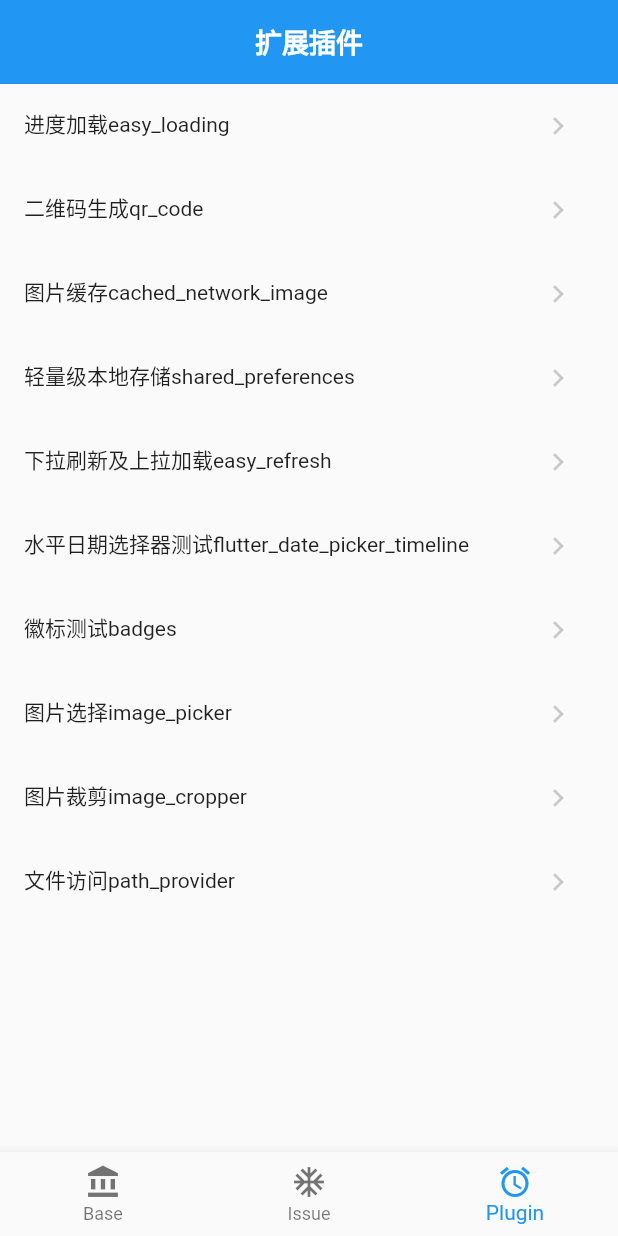
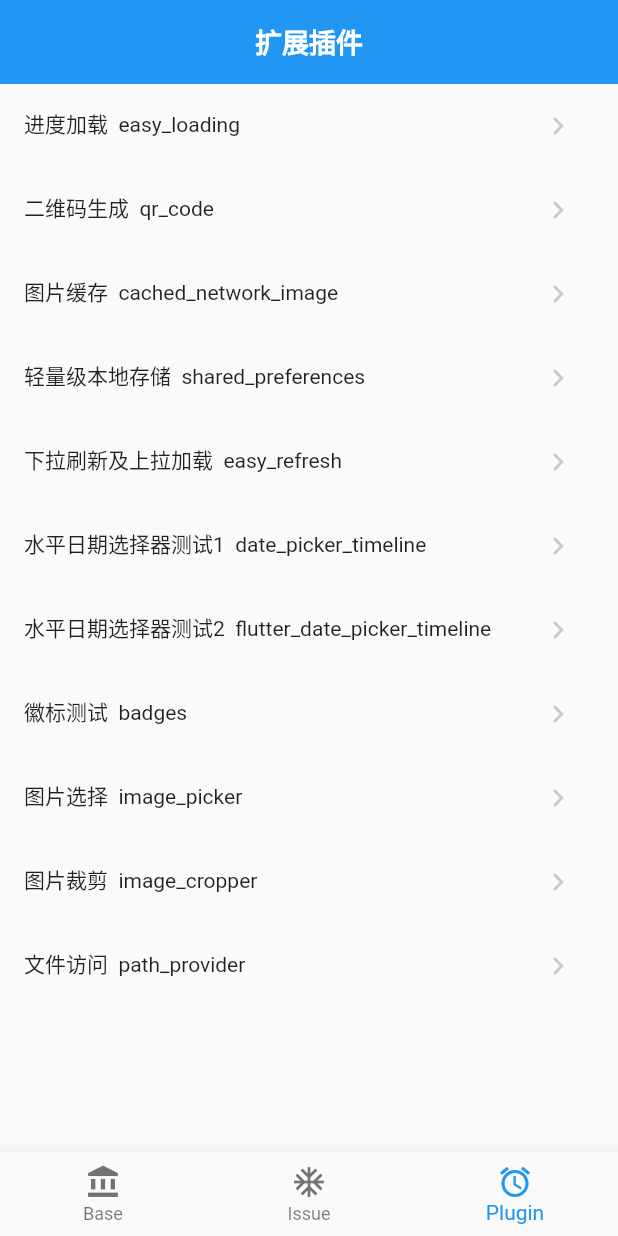
Before and after one commit to FlyNothing/flutter_demo, a Flutter app: the screen it shows after launch, item 3 of the bottom bar chosen, on a phone screen of 412 x 824 dp. Run offline on Flutter 3.47's test engine with Material 2 defaults, Android fonts, the phone set to English and light mode, and no system bars; our stand-ins replace badges, cached_network_image, date_format, date_picker_timeline, device_preview, dio and 9 more; missing offline and left inert: flutter_date_picker_timeline.

Commit message:
[A] - 新增date_picker_timeline插件

```diff
--- a/lib/plugin/flutterdatepickertimeline/flutter_date_picker_timeline_page.dart
+++ b/lib/plugin/flutterdatepickertimeline/flutter_date_picker_timeline_page.dart
@@ -15,18 +15,17 @@ class FlutterDatePickerTimelinePage extends StatefulWidget {
 }
 
 class FlutterDatePickerTimelinePageState extends State<FlutterDatePickerTimelinePage> {
-  late DateTime _selectDay; // 当前日期
+  late DateTime _selectDay = DateTime.now(); // 当前日期
 
   @override
   void initState() {
     super.initState();
-    _selectDay = DateTime.now();
   }
 
   @override
   Widget build(BuildContext context) {
     return Scaffold(
-      appBar: appBarStandard(title: '水平日期选择器测试'),
+      appBar: appBarStandard(title: '水平日期选择器测试2'),
       body: _getBody(context),
     );
   }
--- a/lib/plugin/plugin_menu_config.dart
+++ b/lib/plugin/plugin_menu_config.dart
@@ -1,6 +1,7 @@
 import 'package:flutter/material.dart';
 import 'package:flutter_demo/plugin/badges/badges_page.dart';
 import 'package:flutter_demo/plugin/cachednetworkimage/cached_network_image_page.dart';
+import 'package:flutter_demo/plugin/date_picker_timeline/date_picker_timeline_page.dart';
 import 'package:flutter_demo/plugin/flutterdatepickertimeline/flutter_date_picker_timeline_page.dart';
 import 'package:flutter_demo/plugin/easyloading/page/easy_loading_page.dart';
 import 'package:flutter_demo/plugin/easyrefresh/easy_refresh_page.dart';
@@ -16,7 +17,8 @@ List<PluginMenuVO> pluginMenuList = [
   PluginMenuVO("cached_network_image", "图片缓存", const CachedNetworkImagePage()),
   PluginMenuVO("shared_preferences", "轻量级本地存储", const SharedPreferencesPage()),
   PluginMenuVO("easy_refresh", "下拉刷新及上拉加载", const EasyRefreshPage()),
-  PluginMenuVO("flutter_date_picker_timeline", "水平日期选择器测试", const FlutterDatePickerTimelinePage()),
+  PluginMenuVO("date_picker_timeline", "水平日期选择器测试1", const DatePickerTimelinePage()),
+  PluginMenuVO("flutter_date_picker_timeline", "水平日期选择器测试2", const FlutterDatePickerTimelinePage()),
   PluginMenuVO("badges", "徽标测试", const BadgesPage()),
   PluginMenuVO("image_picker", "图片选择", const BaseImagePickerMenuPage()),
   PluginMenuVO("image_cropper", "图片裁剪", const ImageCropperPage()),
--- a/lib/plugin/plugin_menu_page.dart
+++ b/lib/plugin/plugin_menu_page.dart
@@ -16,7 +16,7 @@ class PluginMenuPage extends StatelessWidget {
   Widget _getBody() {
     return ListView.builder(
       itemBuilder: (context, index) => ListTile(
-        leading: Text(pluginMenuList[index].name + pluginMenuList[index].code),
+        leading: Text("${pluginMenuList[index].name}  ${pluginMenuList[index].code}"),
         trailing: IconButton(
           onPressed: () => Navigator.push(context, MaterialPageRoute(builder: (context) => pluginMenuList[index].page)),
           icon: Icon(
--- a/pubspec.yaml
+++ b/pubspec.yaml
@@ -16,10 +16,11 @@ dependencies:
   crypto: ^3.0.2
   cupertino_icons: ^1.0.2
   date_format: ^2.0.7
+  date_picker_timeline: ^1.2.3 # 水平日期选择插件1
   device_preview: ^1.1.0
   dio: ^4.0.6
   easy_refresh: ^3.0.4+2
-  flutter_date_picker_timeline: ^0.3.3
+  flutter_date_picker_timeline: ^0.3.3 # 水平日期选择插件2
   flutter_easyloading: ^3.0.5
   flutter_screenutil: ^5.3.1
   image_cropper: ^3.0.0
```
Also changed, not shown: lib/plugin/date_picker_timeline/date_picker_timeline_page.dart (added, +76 -0 lines).
